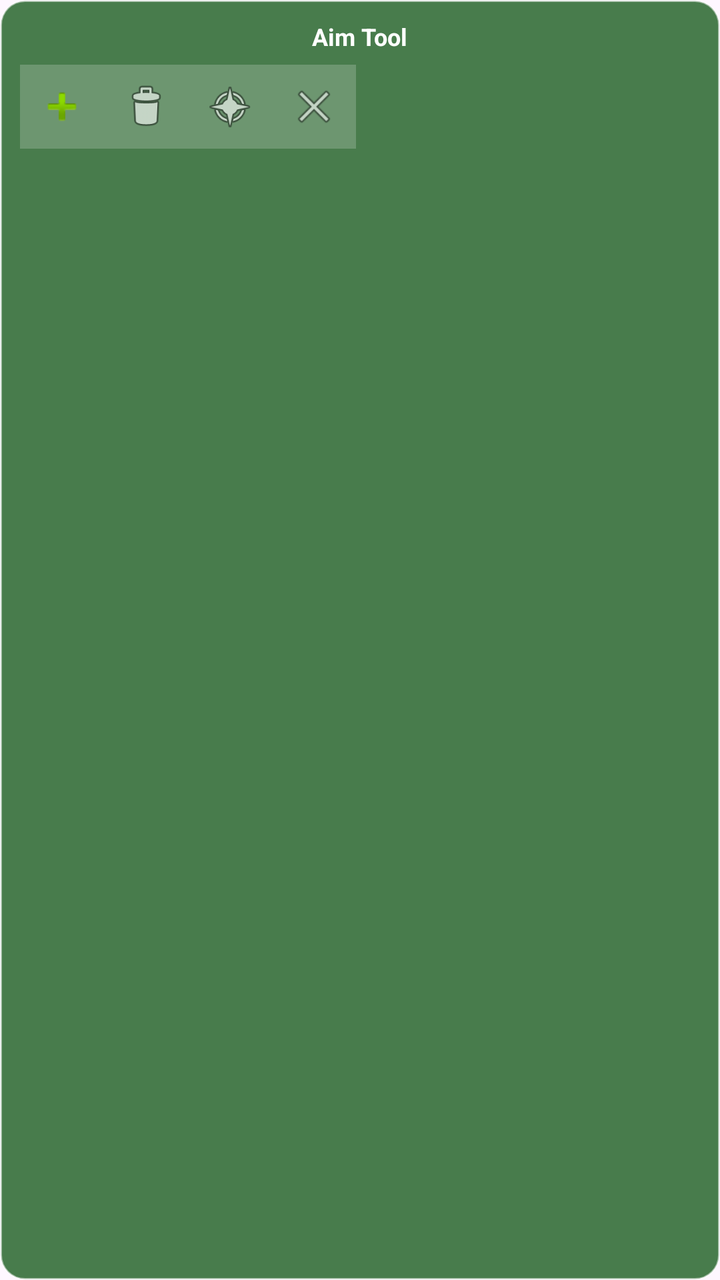
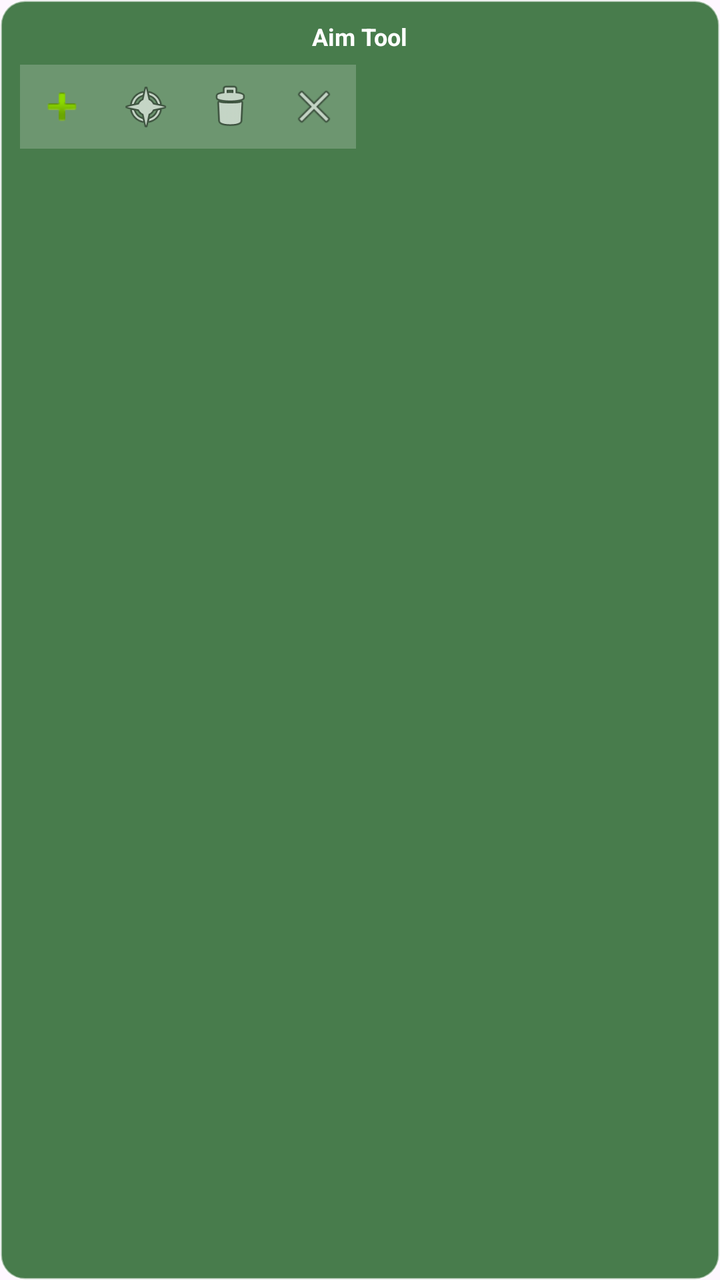

Before-and-after screenshots of an Android layout around one commit, followed by the original layout XML and the change that was made.
<!-- AndroidManifest.xml: application theme Theme.AimTool8Ball -->
<!-- res/layout/overlay_controls.xml -->
<?xml version="1.0" encoding="utf-8"?>
<LinearLayout
    xmlns:android="http://schemas.android.com/apk/res/android"
    android:id="@+id/controlsRoot"
    android:layout_width="wrap_content"
    android:layout_height="wrap_content"
    android:orientation="vertical"
    android:background="@drawable/controls_bg"
    android:padding="10dp"
    android:elevation="8dp">

    <TextView
        android:layout_width="wrap_content"
        android:layout_height="wrap_content"
        android:text="Aim Tool"
        android:textColor="#FFFFFF"
        android:textSize="12sp"
        android:textStyle="bold"
        android:layout_gravity="center_horizontal"
        android:layout_marginBottom="6dp" />

    <LinearLayout
        android:layout_width="wrap_content"
        android:layout_height="wrap_content"
        android:orientation="horizontal">

        <ImageButton
            android:id="@+id/btnAddLine"
            android:layout_width="42dp"
            android:layout_height="42dp"
            android:src="@android:drawable/ic_input_add"
            android:background="#33FFFFFF"
            android:contentDescription="add"
            android:scaleType="centerInside"
            android:padding="8dp" />

        <ImageButton
            android:id="@+id/btnClear"
            android:layout_width="42dp"
            android:layout_height="42dp"
            android:src="@android:drawable/ic_menu_delete"
            android:background="#33FFFFFF"
            android:contentDescription="clear"
            android:scaleType="centerInside"
            android:padding="8dp" />

        <ImageButton
            android:id="@+id/btnBank"
            android:layout_width="42dp"
            android:layout_height="42dp"
            android:src="@android:drawable/ic_menu_compass"
            android:background="#33FFFFFF"
            android:contentDescription="bank"
            android:scaleType="centerInside"
            android:padding="8dp" />

        <ImageButton
            android:id="@+id/btnClose"
            android:layout_width="42dp"
            android:layout_height="42dp"
            android:src="@android:drawable/ic_menu_close_clear_cancel"
            android:background="#33FFFFFF"
            android:contentDescription="close"
            android:scaleType="centerInside"
            android:padding="8dp" />
    </LinearLayout>
</LinearLayout>
<!-- resources referenced by this layout -->
<resources>
  <!-- drawable controls_bg (drawable) -->
  <?xml version="1.0" encoding="utf-8"?>
  <shape xmlns:android="http://schemas.android.com/apk/res/android"
      android:shape="rectangle">
      <solid android:color="#CC1B5E20" />
      <corners android:radius="12dp" />
      <stroke
          android:width="1dp"
          android:color="#80FFFFFF" />
  </shape>
  <style name="Theme.AimTool8Ball" parent="Theme.Material3.DayNight.NoActionBar">
          <item name="colorPrimary">#1B5E20</item>
          <item name="colorPrimaryVariant">#0D3B12</item>
          <item name="colorOnPrimary">#FFFFFF</item>
          <item name="android:statusBarColor">#0D3B12</item>
          <item name="android:navigationBarColor">#0D3B12</item>
      </style>
</resources>

<!-- the commit's change to res/layout/overlay_controls.xml (unified diff, before → after) -->
@@ -24,6 +24,7 @@
         android:layout_height="wrap_content"
         android:orientation="horizontal">
 
+        
         <ImageButton
             android:id="@+id/btnAddLine"
             android:layout_width="42dp"
@@ -34,6 +35,18 @@
             android:scaleType="centerInside"
             android:padding="8dp" />
 
+        
+        <ImageButton
+            android:id="@+id/btnBank"
+            android:layout_width="42dp"
+            android:layout_height="42dp"
+            android:src="@android:drawable/ic_menu_compass"
+            android:background="#33FFFFFF"
+            android:contentDescription="bank"
+            android:scaleType="centerInside"
+            android:padding="8dp" />
+
+        
         <ImageButton
             android:id="@+id/btnClear"
             android:layout_width="42dp"
@@ -44,23 +57,14 @@
             android:scaleType="centerInside"
             android:padding="8dp" />
 
-        <ImageButton
-            android:id="@+id/btnBank"
-            android:layout_width="42dp"
-            android:layout_height="42dp"
-            android:src="@android:drawable/ic_menu_compass"
-            android:background="#33FFFFFF"
-            android:contentDescription="bank"
-            android:scaleType="centerInside"
-            android:padding="8dp" />
-
+        
         <ImageButton
             android:id="@+id/btnClose"
             android:layout_width="42dp"
             android:layout_height="42dp"
             android:src="@android:drawable/ic_menu_close_clear_cancel"
             android:background="#33FFFFFF"
-            android:contentDescription="close"
+            android:contentDescription="toggle"
             android:scaleType="centerInside"
             android:padding="8dp" />
     </LinearLayout>
